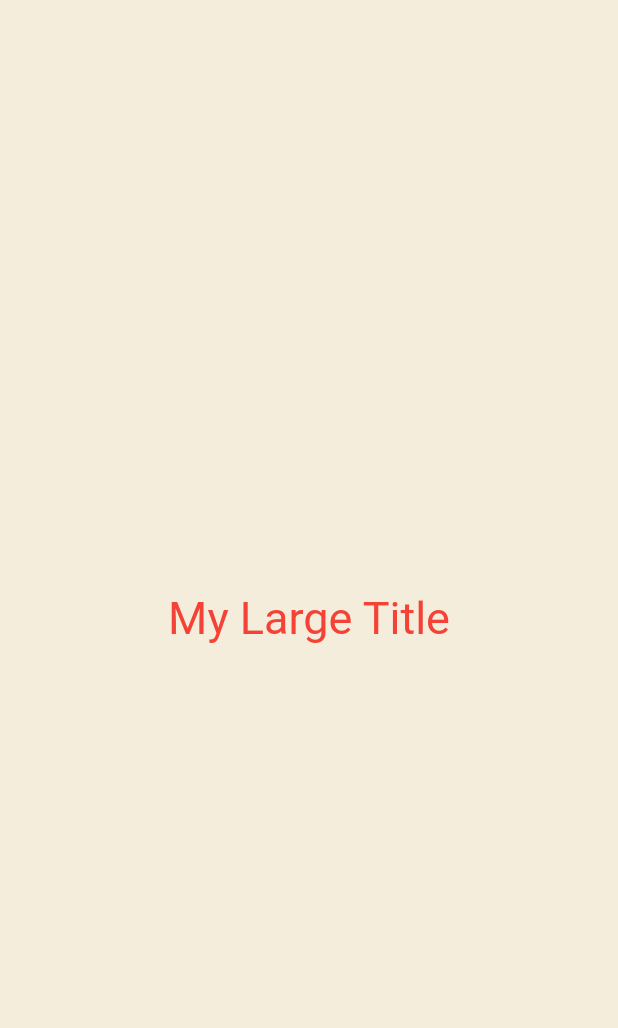
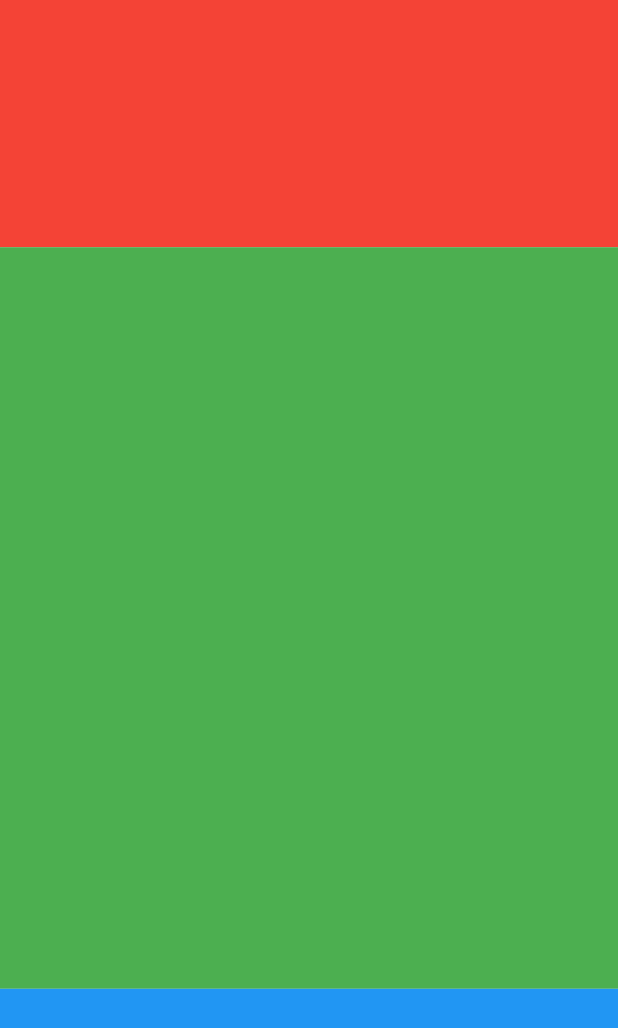
Before and after one commit to jundev5796/toonflix, a Flutter app: the screen it shows after launch, on a phone screen of 412 x 824 dp. Shown: the top 1028 px of the screen. Run offline on Flutter 3.47's test engine with Material 2 defaults, Android fonts, the phone set to English and light mode, and no system bars.

Commit message:
[Pomodoro App] Testing with flexible widget

```diff
--- a/lib/main.dart
+++ b/lib/main.dart
@@ -1,58 +1,35 @@
 import 'package:flutter/material.dart';
+import 'package:toonflix/screens/home_screen.dart';
 
 void main() {
   runApp(const App());
 }
 
-class App extends StatefulWidget {
+class App extends StatelessWidget {
   const App({super.key});
 
-  @override
-  State<App> createState() => _AppState();
-}
-
-class _AppState extends State<App> {
   @override
   Widget build(BuildContext context) {
     return MaterialApp(
       theme: ThemeData(
+        colorScheme: ColorScheme.fromSwatch(
+          backgroundColor: const Color(0xFFE7626C),
+        ),
         textTheme: const TextTheme(
-          titleLarge: TextStyle(
-            color: Colors.red,
+          displayLarge: TextStyle(
+            color: Color(0xFF232B55),
           ),
         ),
+        cardColor: const Color(0xFFF4EDDB),
       ),
-      home: const Scaffold(
-        backgroundColor: Color(0xFFF4EDDB),
-        body: Center(
-          child: Column(
-            mainAxisAlignment: MainAxisAlignment.center,
-            children: [
-              MyLargeTitle(),
-            ],
-          ),
-        ),
-      ),
+      home: const HomeScreen(),
     );
   }
 }
 
-class MyLargeTitle extends StatelessWidget {
-  const MyLargeTitle({
-    super.key,
-  });
-
-  @override
-  Widget build(BuildContext context) {
-    return Text(
-      'My Large Title',
-      style: TextStyle(
-        fontSize: 30,
-        color: Theme.of(context).textTheme.titleLarge!.color,
-      ),
-    );
-  }
-}
+//     );
+//   }
+// }
 
 //   @override
 //   Widget build(BuildContext context) {
--- /dev/null
+++ b/lib/screens/home_screen.dart
@@ -0,0 +1,44 @@
+import 'package:flutter/material.dart';
+
+class HomeScreen extends StatefulWidget {
+  const HomeScreen({super.key});
+
+  @override
+  State<HomeScreen> createState() => _HomeScreenState();
+}
+
+class _HomeScreenState extends State<HomeScreen> {
+  @override
+  Widget build(BuildContext context) {
+    return Scaffold(
+      body: Column(
+        children: [
+          Flexible(
+            flex: 1,
+            child: Container(
+              decoration: const BoxDecoration(
+                color: Colors.red,
+              ),
+            ),
+          ),
+          Flexible(
+            flex: 3,
+            child: Container(
+              decoration: const BoxDecoration(
+                color: Colors.green,
+              ),
+            ),
+          ),
+          Flexible(
+            flex: 1,
+            child: Container(
+              decoration: const BoxDecoration(
+                color: Colors.blue,
+              ),
+            ),
+          ),
+        ],
+      ),
+    );
+  }
+}
```
